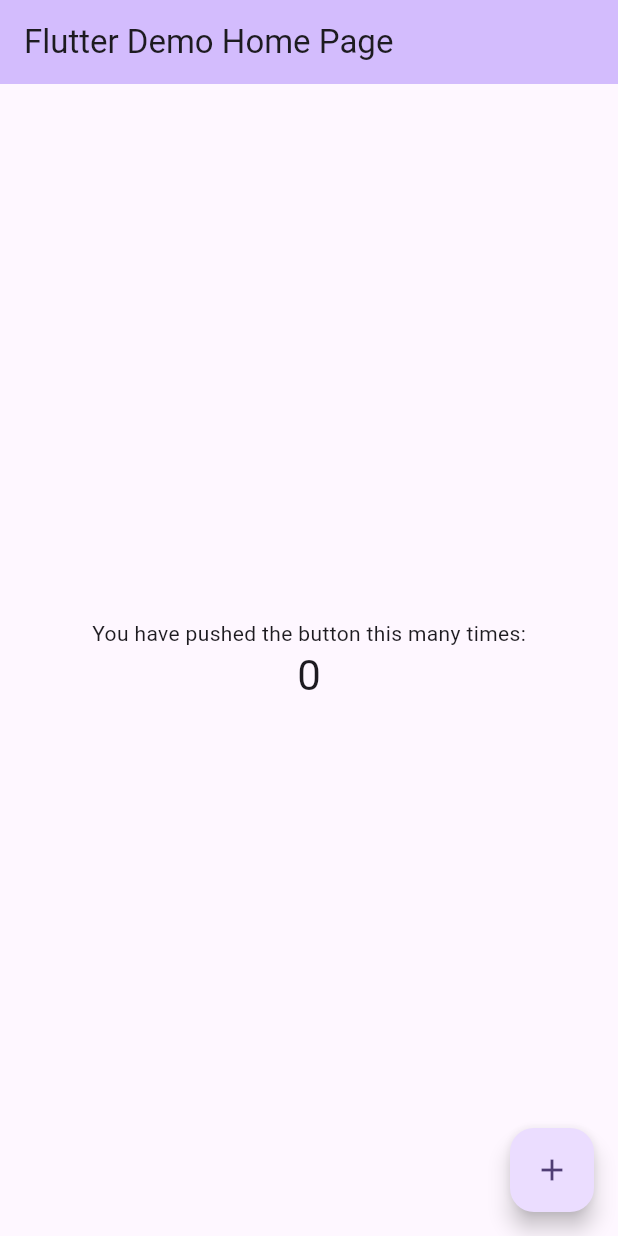
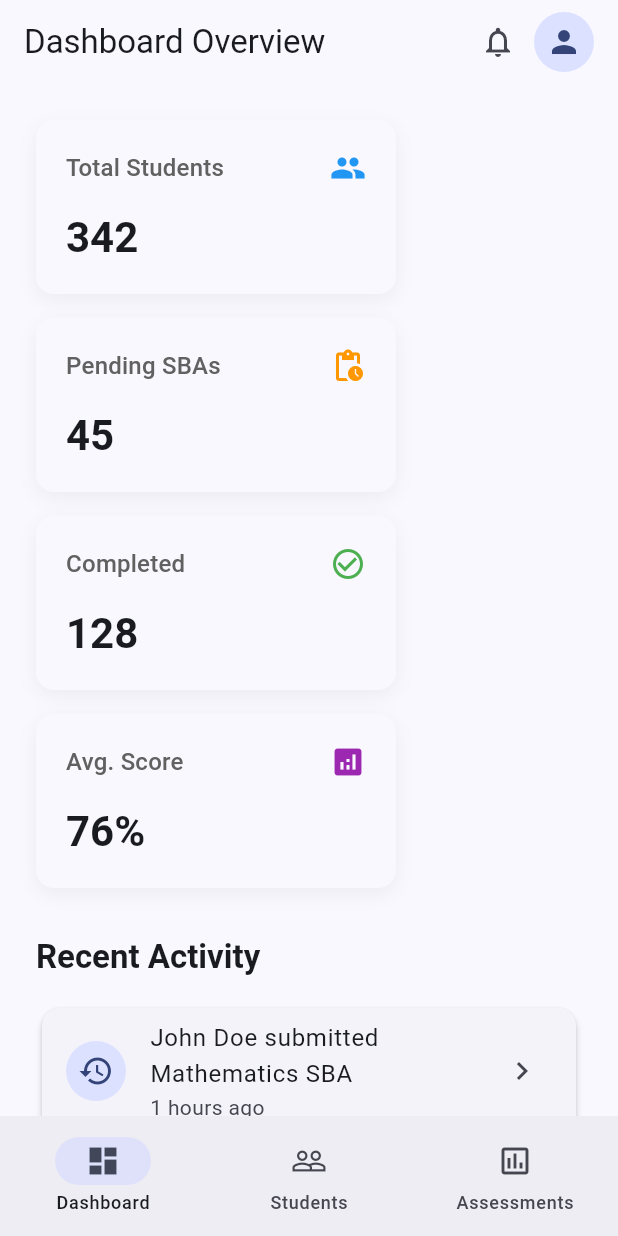
Before and after one commit to could-ai/019d52bd-7cf3-7d7d-9eac-0354e0f762ba, a Flutter app: the screen it shows after launch, on a phone screen of 412 x 824 dp. Run offline on Flutter 3.47's test engine with Material 3 defaults, Android fonts, the phone set to English and light mode, and no system bars.

Commit message:
Replaced the default counter app with the entry point for the SBA Management System. Configured a professional theme and set up the initial route to the MainLayout.; Created a responsive main layout that uses a NavigationRail for wide screens (web/desktop) and a BottomNavigationBar for mobile screens.; Created the Dashboard screen with statistical summary cards and a recent activity feed.; Created the Students screen to display a list of students with their details and a management menu.; Created the Assessments screen to display ongoing and completed SBAs with progress indicators and grading actions.

```diff
--- a/usr/lib/main.dart
+++ b/usr/lib/main.dart
@@ -1,123 +1,39 @@
 import 'package:flutter/material.dart';
+import 'screens/main_layout.dart';
 
 void main() {
-  runApp(const MyApp());
+  runApp(const SBAManagementApp());
 }
 
-class MyApp extends StatelessWidget {
-  const MyApp({super.key});
+class SBAManagementApp extends StatelessWidget {
+  const SBAManagementApp({super.key});
 
-  // This widget is the root of your application.
   @override
   Widget build(BuildContext context) {
     return MaterialApp(
-      title: 'Flutter Demo',
+      title: 'SBA Management System',
       debugShowCheckedModeBanner: false,
       theme: ThemeData(
-        // This is the theme of your application.
-        //
-        // TRY THIS: Try running your application with "flutter run". You'll see
-        // the application has a purple toolbar. Then, without quitting the app,
-        // try changing the seedColor in the colorScheme below to Colors.green
-        // and then invoke "hot reload" (save your changes or press the "hot
-        // reload" button in a Flutter-supported IDE, or press "r" if you used
-        // the command line to start the app).
-        //
-        // Notice that the counter didn't reset back to zero; the application
-        // state is not lost during the reload. To reset the state, use hot
-        // restart instead.
-        //
-        // This works for code too, not just values: Most code changes can be
-        // tested with just a hot reload.
-        colorScheme: ColorScheme.fromSeed(seedColor: Colors.deepPurple),
+        colorScheme: ColorScheme.fromSeed(
+          seedColor: const Color(0xFF1E3A8A), // Deep professional blue
+          brightness: Brightness.light,
+        ),
+        useMaterial3: true,
+        appBarTheme: const AppBarTheme(
+          centerTitle: false,
+          elevation: 0,
+        ),
+        cardTheme: CardTheme(
+          elevation: 2,
+          shape: RoundedRectangleBorder(
+            borderRadius: BorderRadius.circular(12),
+          ),
+        ),
       ),
       initialRoute: '/',
       routes: {
-        '/': (context) => const MyHomePage(title: 'Flutter Demo Home Page'),
+        '/': (context) => const MainLayout(),
       },
     );
   }
 }
-
-class MyHomePage extends StatefulWidget {
-  const MyHomePage({super.key, required this.title});
-
-  // This widget is the home page of your application. It is stateful, meaning
-  // that it has a State object (defined below) that contains fields that affect
-  // how it looks.
-
-  // This class is the configuration for the state. It holds the values (in this
-  // case the title) provided by the parent (in this case the App widget) and
-  // used by the build method of the State. Fields in a Widget subclass are
-  // always marked "final".
-
-  final String title;
-
-  @override
-  State<MyHomePage> createState() => _MyHomePageState();
-}
-
-class _MyHomePageState extends State<MyHomePage> {
-  int _counter = 0;
-
-  void _incrementCounter() {
-    setState(() {
-      // This call to setState tells the Flutter framework that something has
-      // changed in this State, which causes it to rerun the build method below
-      // so that the display can reflect the updated values. If we changed
-      // _counter without calling setState(), then the build method would not be
-      // called again, and so nothing would appear to happen.
-      _counter++;
-    });
-  }
-
-  @override
-  Widget build(BuildContext context) {
-    // This method is rerun every time setState is called, for instance as done
-    // by the _incrementCounter method above.
-    //
-    // The Flutter framework has been optimized to make rerunning build methods
-    // fast, so that you can just rebuild anything that needs updating rather
-    // than having to individually change instances of widgets.
-    return Scaffold(
-      appBar: AppBar(
-        // TRY THIS: Try changing the color here to a specific color (to
-        // Colors.amber, perhaps?) and trigger a hot reload to see the AppBar
-        // change color while the other colors stay the same.
-        backgroundColor: Theme.of(context).colorScheme.inversePrimary,
-        // Here we take the value from the MyHomePage object that was created by
-        // the App.build method, and use it to set our appbar title.
-        title: Text(widget.title),
-      ),
-      body: Center(
-        // Center is a layout widget. It takes a single child and positions it
-        // in the middle of the parent.
-        child: Column(
-          // Column is also a layout widget. It takes a list of children and
-          // arranges them vertically. By default, it sizes itself to fit its
-          // children horizontally, and tries to be as tall as its parent.
-          //
-          // Column has various properties to control how it sizes itself and
-          // how it positions its children. Here we use mainAxisAlignment to
-          // center the children vertically; the main axis here is the vertical
-          // axis because Columns are vertical (the cross axis would be
-          // horizontal).
-          //
-          // TRY THIS: Invoke "debug painting" (choose the "Toggle Debug Paint"
-          // action in the IDE, or press "p" in the console), to see the
-          // wireframe for each widget.
-          mainAxisAlignment: MainAxisAlignment.center,
-          children: <Widget>[
-            const Text('You have pushed the button this many times:'),
-            Text('$_counter', style: Theme.of(context).textTheme.headlineMedium),
-          ],
-        ),
-      ),
-      floatingActionButton: FloatingActionButton(
-        onPressed: _incrementCounter,
-        tooltip: 'Increment',
-        child: const Icon(Icons.add),
-      ), // This trailing comma makes auto-formatting nicer for build methods.
-    );
-  }
-}
--- /dev/null
+++ b/usr/lib/screens/dashboard_screen.dart
@@ -0,0 +1,124 @@
+import 'package:flutter/material.dart';
+
+class DashboardScreen extends StatelessWidget {
+  const DashboardScreen({super.key});
+
+  @override
+  Widget build(BuildContext context) {
+    return Scaffold(
+      appBar: AppBar(
+        title: const Text('Dashboard Overview'),
+        actions: [
+          IconButton(
+            icon: const Icon(Icons.notifications_outlined),
+            onPressed: () {},
+          ),
+          const Padding(
+            padding: EdgeInsets.only(right: 16.0),
+            child: CircleAvatar(
+              child: Icon(Icons.person),
+            ),
+          )
+        ],
+      ),
+      body: ListView(
+        padding: const EdgeInsets.all(24.0),
+        children: [
+          Wrap(
+            spacing: 16.0,
+            runSpacing: 16.0,
+            children: [
+              _buildStatCard(context, 'Total Students', '342', Icons.people, Colors.blue),
+              _buildStatCard(context, 'Pending SBAs', '45', Icons.pending_actions, Colors.orange),
+              _buildStatCard(context, 'Completed', '128', Icons.check_circle_outline, Colors.green),
+              _buildStatCard(context, 'Avg. Score', '76%', Icons.analytics, Colors.purple),
+            ],
+          ),
+          const SizedBox(height: 32),
+          Text(
+            'Recent Activity',
+            style: Theme.of(context).textTheme.titleLarge?.copyWith(
+              fontWeight: FontWeight.bold,
+            ),
+          ),
+          const SizedBox(height: 16),
+          Card(
+            child: ListView.separated(
+              shrinkWrap: true,
+              physics: const NeverScrollableScrollPhysics(),
+              itemCount: 5,
+              separatorBuilder: (context, index) => const Divider(height: 1),
+              itemBuilder: (context, index) {
+                final activities = [
+                  'John Doe submitted Mathematics SBA',
+                  'Jane Smith updated Science Project',
+                  'Teacher graded History Assignment',
+                  'New SBA criteria added for Geography',
+                  'System backup completed successfully'
+                ];
+                return ListTile(
+                  leading: CircleAvatar(
+                    backgroundColor: Theme.of(context).colorScheme.primaryContainer,
+                    child: Icon(
+                      Icons.history,
+                      color: Theme.of(context).colorScheme.onPrimaryContainer,
+                    ),
+                  ),
+                  title: Text(activities[index]),
+                  subtitle: Text('${index + 1} hours ago'),
+                  trailing: const Icon(Icons.chevron_right),
+                  onTap: () {},
+                );
+              },
+            ),
+          ),
+        ],
+      ),
+    );
+  }
+
+  Widget _buildStatCard(BuildContext context, String title, String value, IconData icon, Color color) {
+    return Container(
+      width: 240,
+      decoration: BoxDecoration(
+        color: Theme.of(context).cardColor,
+        borderRadius: BorderRadius.circular(12),
+        boxShadow: [
+          BoxShadow(
+            color: Colors.black.withOpacity(0.05),
+            blurRadius: 10,
+            offset: const Offset(0, 4),
+          ),
+        ],
+      ),
+      child: Padding(
+        padding: const EdgeInsets.all(20.0),
+        child: Column(
+          crossAxisAlignment: CrossAxisAlignment.start,
+          children: [
+            Row(
+              mainAxisAlignment: MainAxisAlignment.spaceBetween,
+              children: [
+                Text(
+                  title,
+                  style: Theme.of(context).textTheme.titleMedium?.copyWith(
+                    color: Colors.grey[700],
+                  ),
+                ),
+                Icon(icon, color: color),
+              ],
+            ),
+            const SizedBox(height: 16),
+            Text(
+              value,
+              style: Theme.of(context).textTheme.headlineMedium?.copyWith(
+                fontWeight: FontWeight.bold,
+                color: Theme.of(context).colorScheme.onSurface,
+              ),
+            ),
+          ],
+        ),
+      ),
+    );
+  }
+}
--- /dev/null
+++ b/usr/lib/screens/main_layout.dart
@@ -0,0 +1,104 @@
+import 'package:flutter/material.dart';
+import 'dashboard_screen.dart';
+import 'students_screen.dart';
+import 'assessments_screen.dart';
+
+class MainLayout extends StatefulWidget {
+  const MainLayout({super.key});
+
+  @override
+  State<MainLayout> createState() => _MainLayoutState();
+}
+
+class _MainLayoutState extends State<MainLayout> {
+  int _selectedIndex = 0;
+
+  final List<Widget> _screens = [
+    const DashboardScreen(),
+    const StudentsScreen(),
+    const AssessmentsScreen(),
+  ];
+
+  @override
+  Widget build(BuildContext context) {
+    // Determine if we are on a wide screen (web/desktop/tablet landscape)
+    final isWideScreen = MediaQuery.of(context).size.width >= 640;
+
+    return Scaffold(
+      body: Row(
+        children: [
+          if (isWideScreen)
+            NavigationRail(
+              selectedIndex: _selectedIndex,
+              onDestinationSelected: (int index) {
+                setState(() {
+                  _selectedIndex = index;
+                });
+              },
+              extended: MediaQuery.of(context).size.width >= 800,
+              labelType: MediaQuery.of(context).size.width >= 800
+                  ? NavigationRailLabelType.none
+                  : NavigationRailLabelType.all,
+              leading: Padding(
+                padding: const EdgeInsets.symmetric(vertical: 16.0),
+                child: Icon(
+                  Icons.school,
+                  size: 40,
+                  color: Theme.of(context).colorScheme.primary,
+                ),
+              ),
+              destinations: const [
+                NavigationRailDestination(
+                  icon: Icon(Icons.dashboard_outlined),
+                  selectedIcon: Icon(Icons.dashboard),
+                  label: Text('Dashboard'),
+                ),
+                NavigationRailDestination(
+                  icon: Icon(Icons.people_outline),
+                  selectedIcon: Icon(Icons.people),
+                  label: Text('Students'),
+                ),
+                NavigationRailDestination(
+                  icon: Icon(Icons.assessment_outlined),
+                  selectedIcon: Icon(Icons.assessment),
+                  label: Text('Assessments'),
+                ),
+              ],
+            ),
+          if (isWideScreen)
+            const VerticalDivider(thickness: 1, width: 1),
+          Expanded(
+            child: _screens[_selectedIndex],
+          ),
+        ],
+      ),
+      bottomNavigationBar: !isWideScreen
+          ? NavigationBar(
+              selectedIndex: _selectedIndex,
+              onDestinationSelected: (int index) {
+                setState(() {
+                  _selectedIndex = index;
+                });
+              },
+              destinations: const [
+                NavigationDestination(
+                  icon: Icon(Icons.dashboard_outlined),
+                  selectedIcon: Icon(Icons.dashboard),
+                  label: 'Dashboard',
+                ),
+                NavigationDestination(
+                  icon: Icon(Icons.people_outline),
+                  selectedIcon: Icon(Icons.people),
+                  label: 'Students',
+                ),
+                NavigationDestination(
+                  icon: Icon(Icons.assessment_outlined),
+                  selectedIcon: Icon(Icons.assessment),
+                  label: 'Assessments',
+                ),
+              ],
+            )
+          : null,
+    );
+  }
+}
```
Also changed, not shown: usr/lib/screens/assessments_screen.dart (added, +117 -0 lines), usr/lib/screens/students_screen.dart (added, +77 -0 lines).
